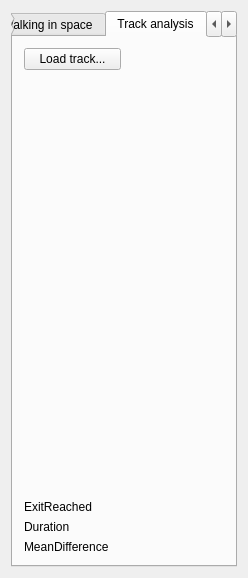
Qt form mainwindow.ui (navigatore/imaginote) before a commit.
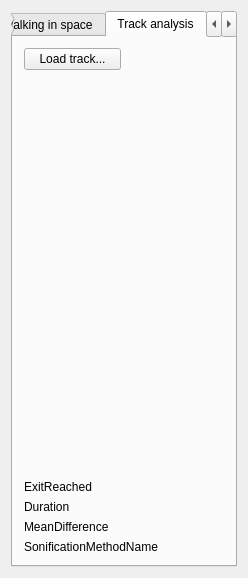
The same form after that commit. The open tabs and pages were chosen to show the change. Custom widgets are drawn as their Qt base class.

Commit message: Store in recording file information about sonification method used

The edit to the form file:
```diff
--- a/mainwindow.ui
+++ b/mainwindow.ui
@@ -346,6 +346,13 @@
           </property>
          </widget>
         </item>
+        <item>
+         <widget class="QLabel" name="sonificationMethodNameLabel">
+          <property name="text">
+           <string>SonificationMethodName</string>
+          </property>
+         </widget>
+        </item>
        </layout>
       </widget>
       <widget class="QWidget" name="generatorTab">
```
The commit also changes 10 other files.
